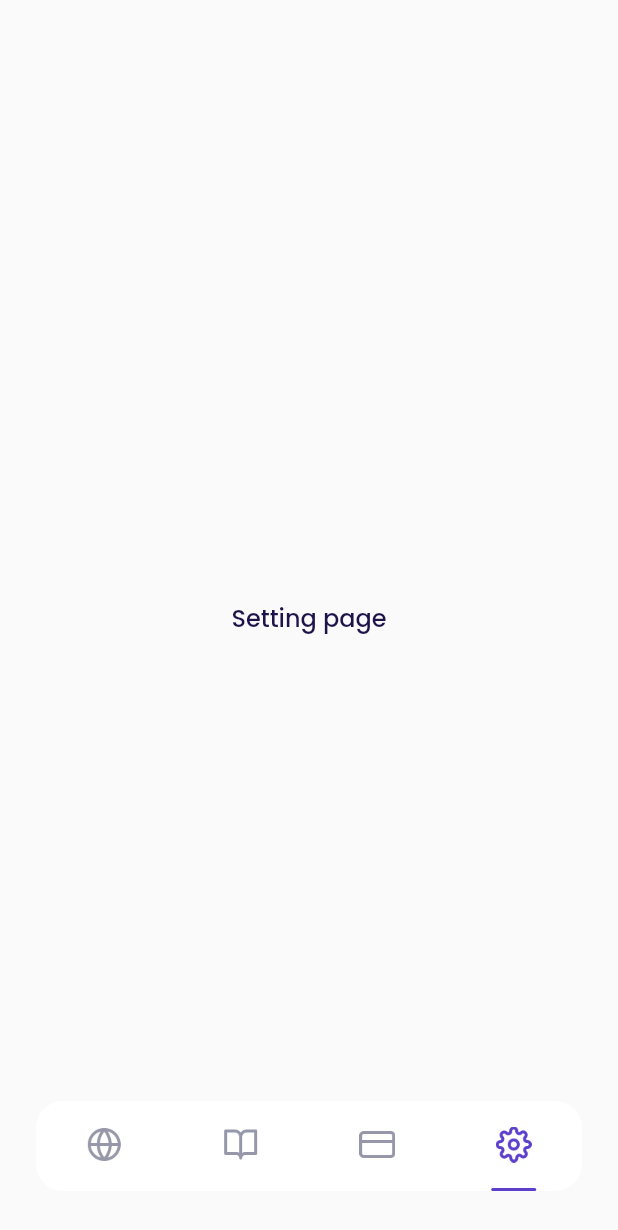
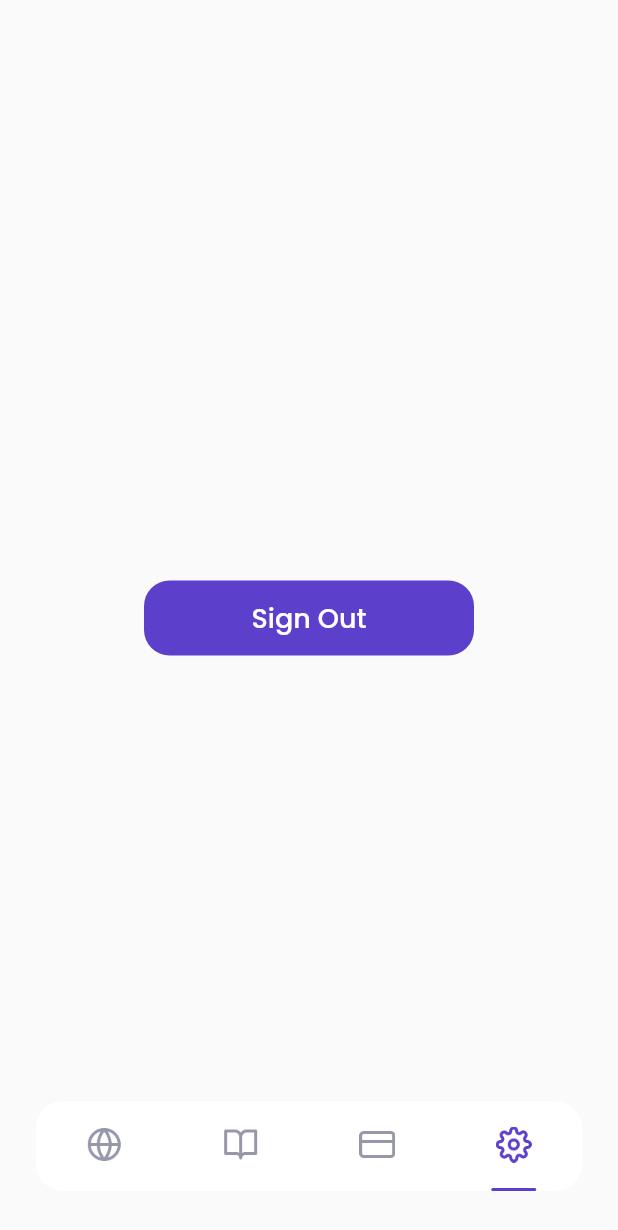
Before and after one commit to iqbaldzlfkr/baletravel_mobile_app, a Flutter app: the MainPage screen opened by its route, item 4 of the bottom bar chosen, on a phone screen of 412 x 824 dp. Shown: the top 1230 px of the screen. Run offline on Flutter 3.47's test engine with Material 2 defaults, Android fonts, the phone set to English and light mode, and no system bars; our stand-ins replace bloc, cloud_firestore, equatable, firebase_auth, firebase_core, flutter_bloc and 1 more; accounts and stored records are empty; network calls fail.

Commit message:
sign out fitur

```diff
--- a/lib/ui/pages/setting_page.dart
+++ b/lib/ui/pages/setting_page.dart
@@ -1,19 +1,44 @@
+import 'package:bale_travel/cubit/auth_cubit.dart';
 import 'package:bale_travel/shared/theme.dart';
+import 'package:bale_travel/ui/widgets/buttons.dart';
 import 'package:flutter/material.dart';
+import 'package:flutter_bloc/flutter_bloc.dart';
 
 class SettingPage extends StatelessWidget {
   const SettingPage({super.key});
 
   @override
   Widget build(BuildContext context) {
-    return Center(
-      child: Text(
-        'Setting page',
-        style: blackTextStyle.copyWith(
-          fontSize: 16,
-          fontWeight: medium,
-        ),
-      ),
+    return BlocConsumer<AuthCubit, AuthState>(
+      listener: (context, state) {
+        if (state is AuthFailed) {
+          ScaffoldMessenger.of(context).showSnackBar(
+            SnackBar(
+              backgroundColor: redColor,
+              content: Text(state.error),
+            ),
+          );
+        } else if (state is AuthInitial) {
+          Navigator.pushNamedAndRemoveUntil(
+              context, '/sign-up', (route) => false);
+        }
+      },
+      builder: (context, state) {
+        if (state is AuthLoading) {
+          return const Center(
+            child: CircularProgressIndicator(),
+          );
+        }
+        return Center(
+          child: CustomFilledButton(
+            title: 'Sign Out',
+            width: 220,
+            onPressed: () {
+              context.read<AuthCubit>().signOut();
+            },
+          ),
+        );
+      },
     );
   }
 }
```
Also changed, not shown: lib/cubit/auth_cubit.dart (+12 -1 lines), lib/services/auth_service.dart (+8 -0 lines).
